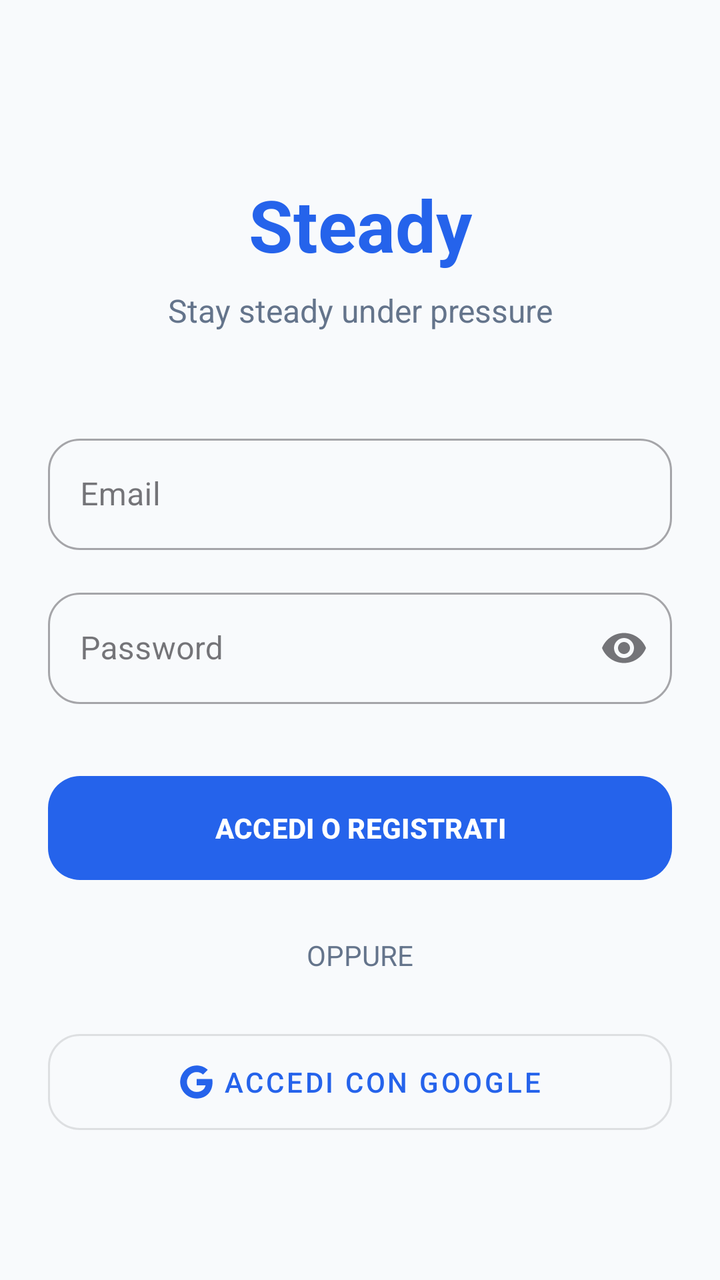
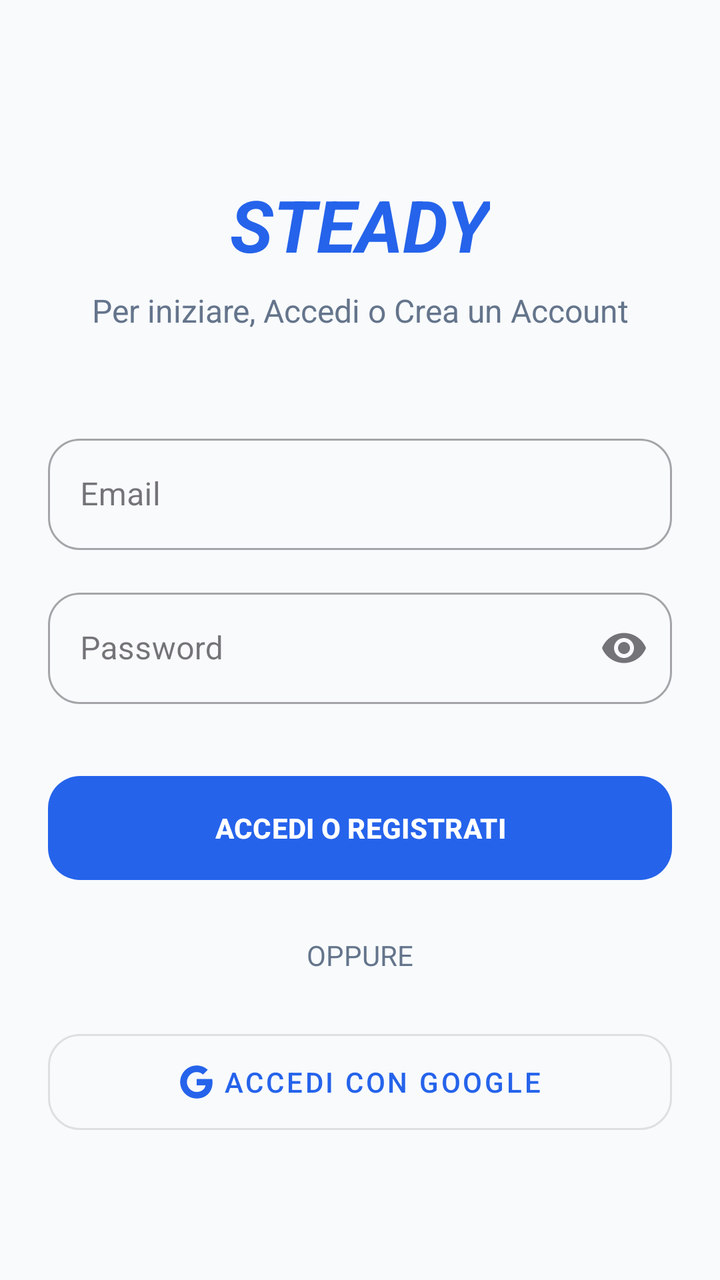

Before-and-after screenshots of an Android layout around one commit, followed by the original layout XML and the change that was made.
<!-- AndroidManifest.xml: application theme Theme.SmokeShield -->
<!-- res/layout/fragment_login.xml -->
<?xml version="1.0" encoding="utf-8"?>
<layout xmlns:android="http://schemas.android.com/apk/res/android"
    xmlns:app="http://schemas.android.com/apk/res-auto"
    xmlns:tools="http://schemas.android.com/tools">

    <ScrollView
        android:layout_width="match_parent"
        android:layout_height="match_parent"
        android:background="?android:attr/colorBackground"
        android:fillViewport="true">

        <androidx.constraintlayout.widget.ConstraintLayout
            android:layout_width="match_parent"
            android:layout_height="wrap_content"
            android:padding="24dp"
            tools:context=".LoginFragment">

            <TextView
                android:id="@+id/tv_app_name"
                android:layout_width="wrap_content"
                android:layout_height="wrap_content"
                android:layout_marginTop="64dp"
                android:text="@string/smokeshield"
                android:textColor="?attr/colorPrimary"
                android:textSize="36sp"
                android:textStyle="bold"
                app:layout_constraintEnd_toEndOf="parent"
                app:layout_constraintStart_toStartOf="parent"
                app:layout_constraintTop_toTopOf="parent" />

            <TextView
                android:id="@+id/tv_subtitle"
                android:layout_width="wrap_content"
                android:layout_height="wrap_content"
                android:layout_marginTop="8dp"
                android:text="@string/accedi_per_resistere_alla_crisi"
                android:textColor="?android:attr/textColorSecondary"
                android:textSize="16sp"
                app:layout_constraintEnd_toEndOf="parent"
                app:layout_constraintStart_toStartOf="parent"
                app:layout_constraintTop_toBottomOf="@id/tv_app_name" />

            <com.google.android.material.textfield.TextInputLayout
                android:id="@+id/til_email"
                style="@style/Widget.MaterialComponents.TextInputLayout.OutlinedBox"
                android:layout_width="match_parent"
                android:layout_height="wrap_content"
                android:layout_marginTop="48dp"
                android:hint="@string/email"
                app:boxCornerRadiusTopStart="16dp"
                app:boxCornerRadiusTopEnd="16dp"
                app:boxCornerRadiusBottomStart="16dp"
                app:boxCornerRadiusBottomEnd="16dp"
                app:layout_constraintTop_toBottomOf="@id/tv_subtitle">

                <com.google.android.material.textfield.TextInputEditText
                    android:id="@+id/et_email"
                    android:layout_width="match_parent"
                    android:layout_height="wrap_content"
                    android:inputType="textEmailAddress" />
            </com.google.android.material.textfield.TextInputLayout>

            <com.google.android.material.textfield.TextInputLayout
                android:id="@+id/til_password"
                style="@style/Widget.MaterialComponents.TextInputLayout.OutlinedBox"
                android:layout_width="match_parent"
                android:layout_height="wrap_content"
                android:layout_marginTop="16dp"
                android:hint="@string/password"
                app:boxCornerRadiusTopStart="16dp"
                app:boxCornerRadiusTopEnd="16dp"
                app:boxCornerRadiusBottomStart="16dp"
                app:boxCornerRadiusBottomEnd="16dp"
                app:endIconMode="password_toggle"
                app:layout_constraintTop_toBottomOf="@id/til_email">

                <com.google.android.material.textfield.TextInputEditText
                    android:id="@+id/et_password"
                    android:layout_width="match_parent"
                    android:layout_height="wrap_content"
                    android:inputType="textPassword" />
            </com.google.android.material.textfield.TextInputLayout>

            <Button
                android:id="@+id/btn_login"
                android:layout_width="match_parent"
                android:layout_height="60dp"
                android:layout_marginTop="32dp"
                android:text="@string/accedi_o_registrati"
                android:textStyle="bold"
                app:cornerRadius="16dp"
                app:layout_constraintTop_toBottomOf="@id/til_password" />

            <TextView
                android:id="@+id/tv_or"
                android:layout_width="wrap_content"
                android:layout_height="wrap_content"
                android:layout_marginTop="24dp"
                android:text="@string/oppure"
                android:textColor="?android:attr/textColorSecondary"
                app:layout_constraintEnd_toEndOf="parent"
                app:layout_constraintStart_toStartOf="parent"
                app:layout_constraintTop_toBottomOf="@id/btn_login" />

            <Button
                android:id="@+id/btn_google_sign_in"
                style="@style/Widget.MaterialComponents.Button.OutlinedButton"
                android:layout_width="match_parent"
                android:layout_height="60dp"
                android:layout_marginTop="24dp"
                android:text="@string/accedi_con_google"
                app:cornerRadius="16dp"
                app:icon="@drawable/ic_google"
                app:iconGravity="textStart"
                app:layout_constraintTop_toBottomOf="@id/tv_or" />

        </androidx.constraintlayout.widget.ConstraintLayout>
    </ScrollView>
</layout>
<!-- resources referenced by this layout -->
<resources>
  <!-- drawable ic_google (drawable) -->
  <vector xmlns:android="http://schemas.android.com/apk/res/android"
      android:width="24dp"
      android:height="24dp"
      android:viewportWidth="24"
      android:viewportHeight="24">
      <path
          android:fillColor="#4285F4"
          android:pathData="M22.56,12.25c0,-0.78 -0.07,-1.53 -0.2,-2.25H12v4.26h5.92c-0.26,1.37 -1.04,2.53 -2.21,3.31v2.77h3.57c2.08,-1.92 3.28,-4.74 3.28,-8.09z" />
      <path
          android:fillColor="#34A853"
          android:pathData="M12,23c2.97,0 5.46,-0.98 7.28,-2.66l-3.57,-2.77c-0.98,0.66 -2.23,1.06 -3.71,1.06c-2.86,0 -5.29,-1.93 -6.16,-4.53H2.18v2.84C3.99,20.53 7.7,23 12,23z" />
      <path
          android:fillColor="#FBBC05"
          android:pathData="M5.84,14.09c-0.22,-0.66 -0.35,-1.36 -0.35,-2.09s0.13,-1.43 0.35,-2.09V7.07H2.18C1.43,8.55 1,10.22 1,12s0.43,3.45 1.18,4.93l2.85,-2.22l0.81,-0.62z" />
      <path
          android:fillColor="#EA4335"
          android:pathData="M12,5.38c1.62,0 3.06,0.56 4.21,1.64l3.15,-3.15C17.45,2.09 14.97,1 12,1C7.7,1 3.99,3.47 2.18,7.07l3.66,2.84c0.87,-2.6 3.3,-4.53 6.16,-4.53z" />
  </vector>
  <string name="accedi_con_google">Accedi con Google</string>
  <string name="accedi_o_registrati">ACCEDI O REGISTRATI</string>
  <string name="accedi_per_resistere_alla_crisi">Stay steady under pressure</string>
  <string name="email">Email</string>
  <string name="oppure">OPPURE</string>
  <string name="password">Password</string>
  <string name="smokeshield">Steady</string>
  <style name="Theme.SmokeShield" parent="Base.Theme.SmokeShield" />
  <style name="Base.Theme.SmokeShield" parent="Theme.Material3.DayNight.NoActionBar">
          
          <item name="colorPrimary">@color/primaryColor</item>
          <item name="colorOnPrimary">@color/white</item>
          <item name="colorSecondary">@color/secondaryColor</item>
          <item name="colorOnSecondary">@color/white</item>
  
          
          <item name="android:windowLayoutInDisplayCutoutMode" tools:targetApi="p">shortEdges</item>
          <item name="android:statusBarColor">@color/backgroundColor</item>
          <item name="android:navigationBarColor">@color/backgroundColor</item>
  
          
          <item name="android:colorBackground">@color/backgroundColor</item>
          <item name="colorSurface">@color/surfaceColor</item>
          <item name="colorError">@color/colorSos</item>
  
          
          <item name="android:textColorPrimary">@color/textColor</item>
          <item name="android:textColorSecondary">@color/textColorLight</item>
  
          
          <item name="shapeAppearanceSmallComponent">@style/ShapeAppearance.SmokeShield.Small</item>
          <item name="shapeAppearanceMediumComponent">@style/ShapeAppearance.SmokeShield.Medium</item>
          <item name="shapeAppearanceLargeComponent">@style/ShapeAppearance.SmokeShield.Large</item>
      </style>
  <color name="primaryColor">#2563EB</color>
  <color name="white">#FFFFFFFF</color>
  <color name="secondaryColor">#F59E0B</color>
  <color name="backgroundColor">#F8FAFC</color>
  <color name="surfaceColor">#FFFFFF</color>
  <color name="colorSos">#EF4444</color>
  <color name="textColor">#0F172A</color>
  <color name="textColorLight">#64748B</color>
  <style name="ShapeAppearance.SmokeShield.Small" parent="ShapeAppearance.MaterialComponents.SmallComponent">
          <item name="cornerFamily">rounded</item>
          <item name="cornerSize">12dp</item>
      </style>
  <style name="ShapeAppearance.SmokeShield.Medium" parent="ShapeAppearance.MaterialComponents.MediumComponent">
          <item name="cornerFamily">rounded</item>
          <item name="cornerSize">20dp</item>
      </style>
  <style name="ShapeAppearance.SmokeShield.Large" parent="ShapeAppearance.MaterialComponents.LargeComponent">
          <item name="cornerFamily">rounded</item>
          <item name="cornerSize">28dp</item>
      </style>
</resources>

<!-- the commit's change to res/layout/fragment_login.xml (unified diff, before → after) -->
@@ -20,10 +20,10 @@
                 android:layout_width="wrap_content"
                 android:layout_height="wrap_content"
                 android:layout_marginTop="64dp"
-                android:text="@string/smokeshield"
+                android:text="STEADY"
                 android:textColor="?attr/colorPrimary"
                 android:textSize="36sp"
-                android:textStyle="bold"
+                android:textStyle="bold|italic"
                 app:layout_constraintEnd_toEndOf="parent"
                 app:layout_constraintStart_toStartOf="parent"
                 app:layout_constraintTop_toTopOf="parent" />
<!-- resource entries referenced after the edit -->
@@ -21,11 +21,10 @@
   </vector>
   <string name="accedi_con_google">Accedi con Google</string>
   <string name="accedi_o_registrati">ACCEDI O REGISTRATI</string>
-  <string name="accedi_per_resistere_alla_crisi">Stay steady under pressure</string>
+  <string name="accedi_per_resistere_alla_crisi">Per iniziare, Accedi o Crea un Account</string>
   <string name="email">Email</string>
   <string name="oppure">OPPURE</string>
   <string name="password">Password</string>
-  <string name="smokeshield">Steady</string>
   <style name="Theme.SmokeShield" parent="Base.Theme.SmokeShield" />
   <style name="Base.Theme.SmokeShield" parent="Theme.Material3.DayNight.NoActionBar">
           
